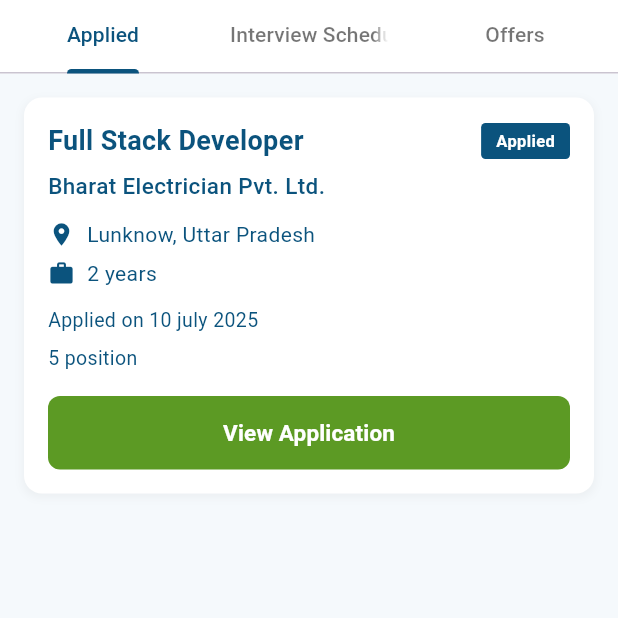
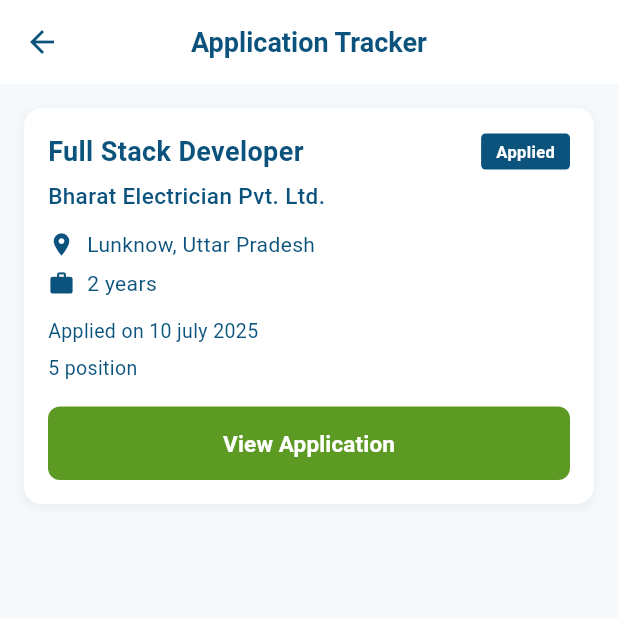
Before and after one commit to Poojadhameja/jobsahi-studentapp, a Flutter app: the ProfileScreen screen opened by its route, after a tap on "Track Application / आवेदन ट्रैक करें", on a phone screen of 412 x 824 dp, the top half of it. Run offline on Flutter 3.47's test engine with Material 3 defaults, Android fonts, the phone set to English and light mode, and no system bars; our stand-ins replace file_picker.

Commit message:
track application, my chat and job status appbar bug fixed

```diff
--- a/lib/pages/home/home.dart
+++ b/lib/pages/home/home.dart
@@ -94,9 +94,9 @@
       case 1:
         return const LearningCenterPage();
       case 2:
-        return const ApplicationTrackerScreen();
+        return const ApplicationTrackerScreen(isFromProfile: false);
       case 3:
-        return InboxScreen();
+        return InboxScreen(isFromProfile: false);
       case 4:
         // Profile tab - navigate directly to edit profile
         return const UserProfileScreen();
--- a/lib/pages/jobs/application_tracker.dart
+++ b/lib/pages/jobs/application_tracker.dart
@@ -1,26 +1,33 @@
 import 'package:flutter/material.dart';
 import '../../utils/app_constants.dart';
 import '../../utils/navigation_service.dart';
+import '../../widgets/global/profile_navigation_app_bar.dart';
 import 'calendar_view.dart';
 
 class ApplicationTrackerScreen extends StatefulWidget {
-  const ApplicationTrackerScreen({super.key});
+  /// Whether this screen is opened from profile navigation
+  final bool isFromProfile;
+
+  const ApplicationTrackerScreen({super.key, this.isFromProfile = false});
 
   @override
-  State<ApplicationTrackerScreen> createState() => _ApplicationTrackerScreenState();
+  State<ApplicationTrackerScreen> createState() =>
+      _ApplicationTrackerScreenState();
 }
 
 class _ApplicationTrackerScreenState extends State<ApplicationTrackerScreen> {
-
   @override
   Widget build(BuildContext context) {
     return DefaultTabController(
       length: 3,
       child: Scaffold(
         backgroundColor: AppConstants.backgroundColor,
+        appBar: widget.isFromProfile
+            ? ProfileNavigationAppBar(title: 'Application Tracker')
+            : null,
         body: Column(
           children: [
-            _buildTabBar(),
+            if (!widget.isFromProfile) _buildTabBar(),
             Expanded(
               child: TabBarView(
                 children: [
--- a/lib/pages/profile/profile.dart
+++ b/lib/pages/profile/profile.dart
@@ -8,6 +8,8 @@
 import '../jobs/application_tracker.dart';
 import '../setting/settings.dart';
 import 'personalize_jobfeed.dart';
+import '../messages/inbox_screen.dart';
+import '../setting/help_center.dart';
 
 class ProfileScreen extends StatelessWidget {
   const ProfileScreen({super.key});
@@ -115,10 +117,8 @@
           icon: Icons.timeline,
           title: 'Track Application / आवेदन ट्रैक करें',
           onTap: () {
-            Navigator.of(context).push(
-              MaterialPageRoute(
-                builder: (context) => const ApplicationTrackerScreen(),
-              ),
+            NavigationService.smartNavigate(
+              destination: const ApplicationTrackerScreen(isFromProfile: true),
             );
           },
         ),
@@ -126,7 +126,9 @@
           icon: Icons.chat_outlined,
           title: 'My Chats / आपकी बातचीत',
           onTap: () {
-            // TODO: Navigate to chats screen
+            NavigationService.smartNavigate(
+              destination: InboxScreen(isFromProfile: true),
+            );
           },
         ),
         _buildOptionTile(
@@ -142,7 +144,9 @@
           icon: Icons.feedback_outlined,
           title: 'Feedback / प्रतिक्रिया',
           onTap: () {
-            // TODO: Navigate to feedback screen
+            NavigationService.smartNavigate(
+              destination: const HelpCenterPage(),
+            );
           },
         ),
         _buildOptionTile(
--- a/lib/pages/setting/settings.dart
+++ b/lib/pages/setting/settings.dart
@@ -35,7 +35,7 @@
                   // Title
                   Expanded(
                     child: Text(
-                      'Settings / सेटिंग्स',
+                      'Settings',
                       style: TextStyle(
                         fontSize: 20,
                         fontWeight: FontWeight.bold,
--- /dev/null
+++ b/lib/widgets/global/profile_navigation_app_bar.dart
@@ -0,0 +1,63 @@
+import 'package:flutter/material.dart';
+import '../../utils/app_constants.dart';
+import '../../utils/navigation_service.dart';
+
+/// Profile Navigation App Bar Widget
+/// A custom app bar for pages opened from profile navigation
+/// Shows a back button that navigates back to profile
+class ProfileNavigationAppBar extends StatelessWidget
+    implements PreferredSizeWidget {
+  /// Title to be displayed in the app bar
+  final String title;
+
+  /// Background color of the app bar
+  final Color backgroundColor;
+
+  /// Text color of the title
+  final Color textColor;
+
+  /// Whether to show the back button (default: true)
+  final bool showBackButton;
+
+  /// Optional actions to show on the right side
+  final List<Widget>? actions;
+
+  const ProfileNavigationAppBar({
+    super.key,
+    required this.title,
+    this.backgroundColor = AppConstants.cardBackgroundColor,
+    this.textColor = AppConstants.textPrimaryColor,
+    this.showBackButton = true,
+    this.actions,
+  });
+
+  @override
+  Widget build(BuildContext context) {
+    return AppBar(
+      backgroundColor: backgroundColor,
+      elevation: 0,
+      leading: showBackButton
+          ? IconButton(
+              icon: Icon(Icons.arrow_back, color: textColor),
+              onPressed: () {
+                // Navigate back to profile screen
+                NavigationService.goBack();
+              },
+            )
+          : null,
+      title: Text(
+        title,
+        style: TextStyle(
+          color: textColor,
+          fontSize: 18,
+          fontWeight: FontWeight.w600,
+        ),
+      ),
+      centerTitle: true,
+      actions: actions,
+    );
+  }
+
+  @override
+  Size get preferredSize => const Size.fromHeight(kToolbarHeight);
+}
```
Also changed, not shown: lib/pages/messages/inbox_screen.dart (+14 -20 lines), lib/pages/profile/job_status.dart (+44 -62 lines), lib/pages/setting/help_center.dart (indentation only).
